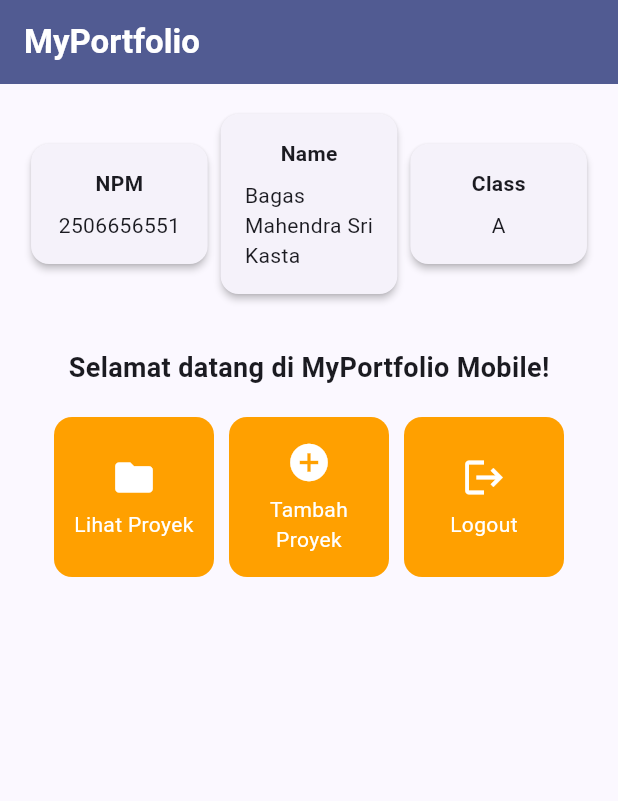
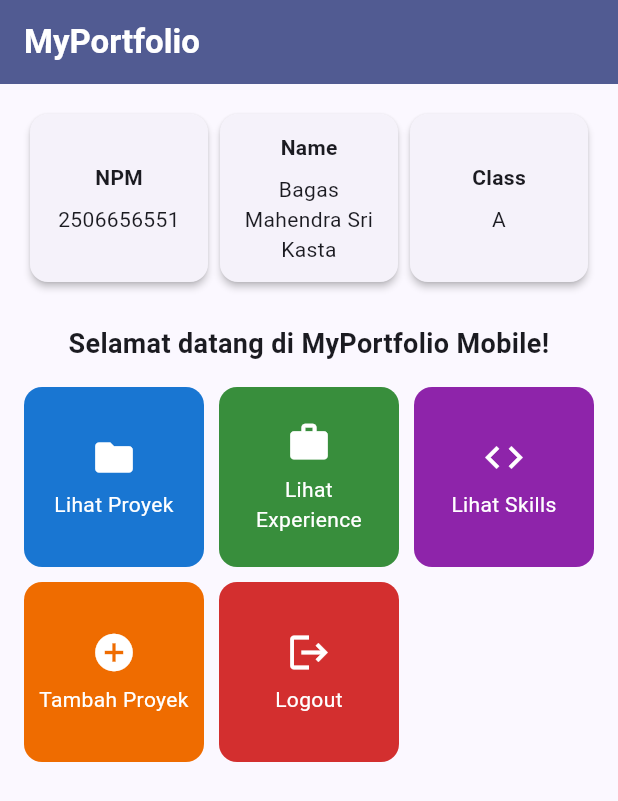
Before and after one commit to mahendraaaaaaaa/portofolio_mobile, a Flutter app: the screen it shows after launch, on a phone screen of 412 x 824 dp. Shown: the top 801 px of the screen. Run offline on Flutter 3.47's test engine with Material 3 defaults, Android fonts, the phone set to English and light mode, and no system bars.

Commit message:
feat(menu): five colored menu buttons with a scroll-safe responsive layout

```diff
--- a/lib/menu.dart
+++ b/lib/menu.dart
@@ -1,159 +1,95 @@
 import 'package:flutter/material.dart';
+import 'package:myportofolio_mobile/models/item_homepage.dart';
+import 'package:myportofolio_mobile/widgets/info_card.dart';
+import 'package:myportofolio_mobile/widgets/item_card.dart';
 
+/// Halaman utama MyPortfolio Mobile: identitas pemilik di bagian atas, lalu
+/// menu tombol untuk bagian-bagian portofolio.
+///
+/// Halaman ini [StatelessWidget] karena tidak ada data yang berubah selama
+/// halaman tampil. Reaksi tombol (SnackBar dan dialog) ditangani [ItemCard],
+/// bukan di sini.
 class MyHomePage extends StatelessWidget {
   MyHomePage({super.key});
 
-  // Data pemilik portofolio (GANTI dengan data temanmu).
+  // Identitas pemilik portofolio.
   final String npm = "2506656551";
   final String nama = "Bagas Mahendra Sri Kasta";
   final String kelas = "A";
 
-  // Tombol menu portofolio (boleh disesuaikan dengan web Django temanmu).
+  /// Daftar tombol menu. Warna tiap tombol diatur lewat data di sini, jadi
+  /// menambah tombol baru cukup menambah satu baris, tanpa menyentuh [ItemCard].
   final List<ItemHomepage> items = [
-    ItemHomepage("Lihat Proyek", Icons.folder),
-    ItemHomepage("Tambah Proyek", Icons.add_circle),
-    ItemHomepage("Logout", Icons.logout),
+    ItemHomepage("Lihat Proyek", Icons.folder, Colors.blue.shade700),
+    ItemHomepage("Lihat Experience", Icons.work, Colors.green.shade700),
+    ItemHomepage("Lihat Skills", Icons.code, Colors.purple.shade600),
+    ItemHomepage("Tambah Proyek", Icons.add_circle, Colors.orange.shade800),
+    ItemHomepage(
+      "Logout",
+      Icons.logout,
+      Colors.red.shade700,
+      confirmMessage: "Kamu yakin ingin keluar dari MyPortfolio?",
+    ),
   ];
 
   @override
   Widget build(BuildContext context) {
-    // Scaffold menyediakan struktur visual dasar halaman (AppBar, Body, SnackBar).
+    final colors = Theme.of(context).colorScheme;
+
     return Scaffold(
-      // AppBar menampilkan bar bagian atas halaman aplikasi.
       appBar: AppBar(
         title: const Text(
           'MyPortfolio',
-          style: TextStyle(color: Colors.white, fontWeight: FontWeight.bold),
+          style: TextStyle(fontWeight: FontWeight.bold),
         ),
-        backgroundColor: Theme.of(context).colorScheme.primary,
+        backgroundColor: colors.primary,
+        foregroundColor: colors.onPrimary,
       ),
-      // Body halaman utama dengan padding di sekelilingnya.
-      body: Padding(
-        padding: const EdgeInsets.all(16.0),
-        child: Column(
-          crossAxisAlignment: CrossAxisAlignment.center,
-          children: [
-            // Baris horizontal untuk menampilkan 3 InfoCard secara sejajar.
-            Row(
-              mainAxisAlignment: MainAxisAlignment.spaceEvenly,
-              children: [
-                InfoCard(title: 'NPM',content: npm),
-                InfoCard(title: 'Name',content: nama),
-                InfoCard(title: 'Class',content: kelas),
-              ],
-            ),
-
-            const SizedBox(height: 16.0),
-
-            // Bagian tengah: pesan sambutan dan kisi tombol menu portofolio.
-            Center(
+      // SingleChildScrollView dan batas lebar 600 menjaga tampilan tetap rapi
+      // dan tidak overflow, baik di layar HP maupun di jendela Chrome yang lebar.
+      body: SingleChildScrollView(
+        child: Center(
+          child: ConstrainedBox(
+            constraints: const BoxConstraints(maxWidth: 600),
+            child: Padding(
+              padding: const EdgeInsets.all(16.0),
               child: Column(
                 children: [
-                  const Padding(
-                    padding: EdgeInsets.only(top: 16.0),
-                    child: Text(
-                      'Selamat datang di MyPortfolio Mobile!',
-                      style: TextStyle(
-                        fontWeight: FontWeight.bold,
-                        fontSize: 18.0,
-                      ),
+                  // Tiga kartu identitas, lebarnya dibagi rata oleh Expanded.
+                  // IntrinsicHeight menyamakan tinggi ketiganya walau panjang
+                  // teksnya beda (nama biasanya jauh lebih panjang dari NPM).
+                  IntrinsicHeight(
+                    child: Row(
+                      crossAxisAlignment: CrossAxisAlignment.stretch,
+                      children: [
+                        Expanded(child: InfoCard(title: 'NPM', content: npm)),
+                        Expanded(child: InfoCard(title: 'Name', content: nama)),
+                        Expanded(child: InfoCard(title: 'Class', content: kelas)),
+                      ],
                     ),
                   ),
-
-                  // GridView menampilkan kartu tombol dalam tata letak kisi 3 kolom.
+                  const SizedBox(height: 24.0),
+                  const Text(
+                    'Selamat datang di MyPortfolio Mobile!',
+                    textAlign: TextAlign.center,
+                    style: TextStyle(fontWeight: FontWeight.bold, fontSize: 18.0),
+                  ),
+                  const SizedBox(height: 16.0),
                   GridView.count(
-                    primary: true,
-                    padding: const EdgeInsets.all(20),
+                    crossAxisCount: 3,
                     crossAxisSpacing: 10,
                     mainAxisSpacing: 10,
-                    crossAxisCount: 3,
-                    // shrinkWrap agar ukuran kisi menyesuaikan tinggi konten anak.
+                    // shrinkWrap: tinggi grid mengikuti isinya.
                     shrinkWrap: true,
-                    children: items.map((ItemHomepage item) {
-                      return ItemCard(item);
-                    }).toList(),
+                    // Scroll sudah ditangani SingleChildScrollView di atas,
+                    // jadi grid tidak perlu scroll sendiri.
+                    physics: const NeverScrollableScrollPhysics(),
+                    children: [
+                      for (final item in items) ItemCard(item),
+                    ],
                   ),
                 ],
               ),
-            ),
-          ],
-        ),
-      ),
-    );
-  }
-}
-
-class InfoCard extends StatelessWidget {
-  // Kartu informasi yang menampilkan judul (title) dan isi (content).
-  final String title;
-  final String content;
-
-  const InfoCard({super.key, required this.title, required this.content});
-
-  @override
-  Widget build(BuildContext context) {
-    return Card(
-      // Memberikan efek bayangan kartu elevasi 2 unit.
-      elevation: 2.0,
-      child: Container(
-        // Menyesuaikan lebar kartu dengan proporsi layar (dibagi 3.5).
-        width: MediaQuery.of(context).size.width / 3.5,
-        padding: const EdgeInsets.all(16.0),
-        // Menyusun teks title dan content secara vertikal.
-        child: Column(
-          children: [
-            Text(title, style: const TextStyle(fontWeight: FontWeight.bold)),
-            const SizedBox(height: 8.0),
-            Text(content),
-          ],
-        ),
-      ),
-    );
-  }
-}
-
-class ItemHomepage {
-  final String name;
-  final IconData icon;
-
-  ItemHomepage(this.name, this.icon);
-}
-
-class ItemCard extends StatelessWidget {
-  final ItemHomepage item;
-
-  const ItemCard(this.item, {super.key});
-
-  @override
-  Widget build(BuildContext context) {
-    return Material(
-      // Menggunakan warna sekunder dari skema tema aplikasi.
-      color: Theme.of(context).colorScheme.secondary,
-      borderRadius: BorderRadius.circular(12),
-      child: InkWell(
-        // Aksi ketika kartu ditekan oleh pengguna.
-        onTap: () {
-          // Menampilkan SnackBar dengan pesan interaktif.
-          ScaffoldMessenger.of(context)
-            ..hideCurrentSnackBar()
-            ..showSnackBar(
-              SnackBar(content: Text("Kamu telah menekan tombol ${item.name}!")),
-            );
-        },
-        child: Container(
-          padding: const EdgeInsets.all(8),
-          child: Center(
-            child: Column(
-              mainAxisAlignment: MainAxisAlignment.center,
-              children: [
-                Icon(item.icon, color: Colors.white, size: 30.0),
-                const Padding(padding: EdgeInsets.all(3)),
-                Text(
-                  item.name,
-                  textAlign: TextAlign.center,
-                  style: const TextStyle(color: Colors.white),
-                ),
-              ],
             ),
           ),
         ),
```
